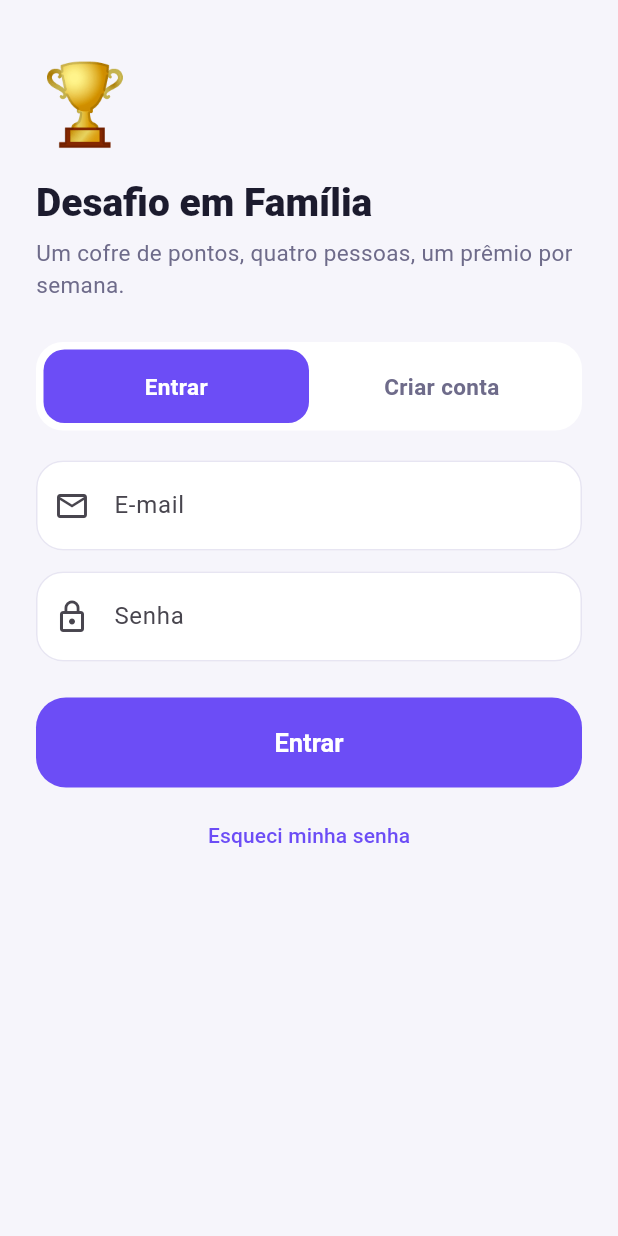
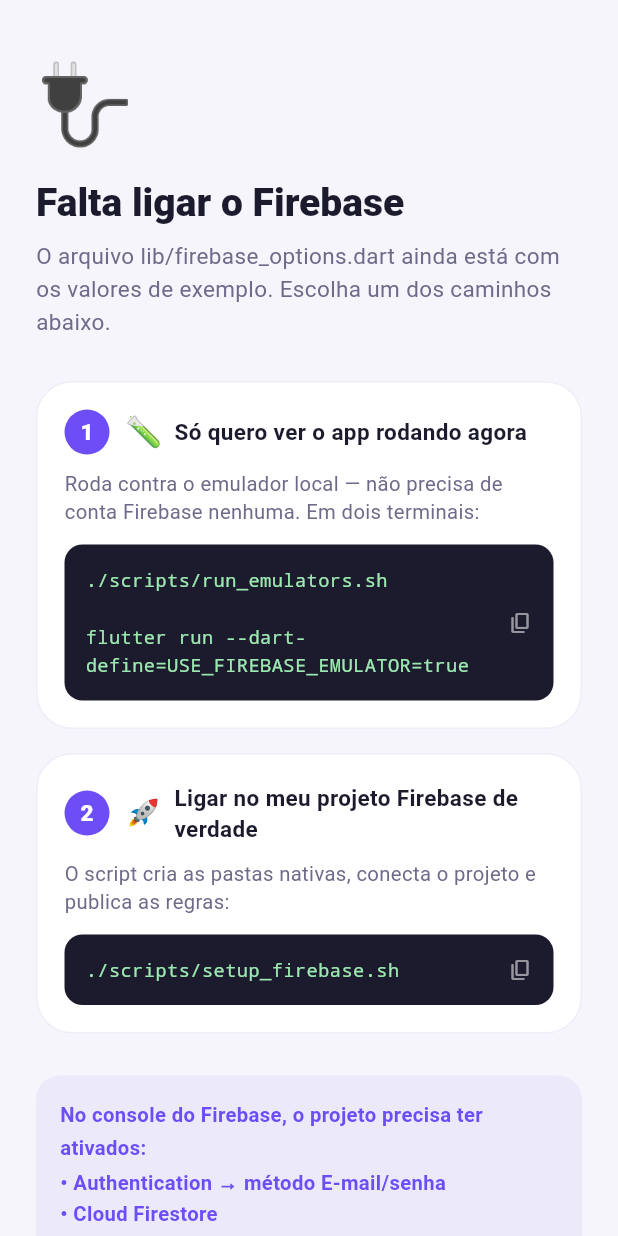
Before and after one commit to rdealzz/Desafio-em-Fam-lia, a Flutter app: the screen it shows after launch, on a phone screen of 412 x 824 dp. Run offline on Flutter 3.47's test engine with Material 3 defaults, Android fonts, the phone set to English and light mode, and no system bars; our stand-ins replace cloud_firestore, firebase_auth, firebase_core, firebase_storage, image_picker; accounts and stored records are empty.

Commit message:
Interliga o app ao Firebase: emulador, setup automatizado e tela de configuração
Fecha a ligação entre o app e o Firebase por três caminhos, escolhidos em
lib/core/config/firebase_bootstrap.dart no arranque.

Modo emulador (sem conta Firebase)
- `--dart-define=USE_FIREBASE_EMULATOR=true` aponta Auth, Firestore e Storage
  para o Firebase Emulator Suite local, usando o projeto demo-desafio-em-familia.
  O prefixo `demo-` garante que nenhuma chamada escape para a nuvem.
- scripts/run_emulators.sh sobe os emuladores com import/export em
  .emulator-data, então a família de teste sobrevive ao reinício.
- No emulador Android o host vira 10.0.2.2 automaticamente; em aparelho físico
  o IP da máquina entra por FIREBASE_EMULATOR_HOST.

Setup do projeto real
- scripts/setup_firebase.sh confere as ferramentas, gera android/ e ios/, roda
  o flutterfire configure, ajusta o nativo e publica regras e índices. Cada
  passo checa antes de mexer, então rodar de novo é seguro.
- Dois ajustes nativos que o flutter create não faz e quebram o app: minSdk 23
  (exigência do firebase_auth 5.x) e as descrições de câmera e galeria no
  Info.plist, sem as quais o iOS encerra o app ao usar o image_picker.

Arranque tolerante a falha
- main.dart não chama mais Firebase.initializeApp direto. Sem chaves ou com o
  Firebase fora do ar, o app abre uma tela de setup com o diagnóstico e os
  comandos prontos, em vez de morrer com tela branca.

Documentação
- docs/firebase_setup.md cobre os dois caminhos, os ajustes nativos, o deploy
  das regras e uma tabela de solução de problemas.
- firebase.json ganhou o bloco de emuladores; .gitignore ignora os dados locais.

Verificação
- 41 arquivos Dart parseados sem erro de sintaxe.
- Scripts shell validados com bash -n; firebase.json e índices validados.
- Regras de pontuação e de semana reexecutadas no Dart VM: 20/20.

Co-Authored-By: Claude Opus 5 <noreply@anthropic.com>
Claude-Session: https://claude.ai/code/session_019XKVGQhXagRCfJSw9JRg5L

```diff
--- /dev/null
+++ b/lib/core/config/firebase_bootstrap.dart
@@ -0,0 +1,122 @@
+import 'package:cloud_firestore/cloud_firestore.dart';
+import 'package:firebase_auth/firebase_auth.dart';
+import 'package:firebase_core/firebase_core.dart';
+import 'package:firebase_storage/firebase_storage.dart';
+import 'package:flutter/foundation.dart';
+
+import '../../firebase_options.dart';
+
+enum FirebaseStartupStatus {
+  /// Firebase conectado — pode subir o app.
+  ready,
+
+  /// `lib/firebase_options.dart` ainda está com os placeholders.
+  notConfigured,
+
+  /// As chaves existem mas a conexão falhou (projeto errado, serviço
+  /// desativado, sem rede).
+  failed,
+}
+
+class FirebaseStartup {
+  const FirebaseStartup(this.status, {this.detail = ''});
+
+  final FirebaseStartupStatus status;
+  final String detail;
+
+  bool get isReady => status == FirebaseStartupStatus.ready;
+}
+
+/// Liga o app ao Firebase — em produção ou contra o Emulator Suite.
+///
+/// Três caminhos possíveis:
+///
+/// 1. **Produção**: `flutterfire configure` preencheu `firebase_options.dart`
+///    e o app conecta no projeto real.
+/// 2. **Emulador**: `flutter run --dart-define=USE_FIREBASE_EMULATOR=true`
+///    aponta Auth, Firestore e Storage para o emulador local. Não precisa de
+///    conta Firebase nenhuma — dá para testar o app inteiro offline.
+/// 3. **Não configurado**: em vez de crashar com tela branca, o app mostra a
+///    tela de setup com o passo a passo.
+class FirebaseBootstrap {
+  const FirebaseBootstrap._();
+
+  /// Ligado com `--dart-define=USE_FIREBASE_EMULATOR=true`.
+  static const bool useEmulators =
+      bool.fromEnvironment('USE_FIREBASE_EMULATOR');
+
+  /// Só é necessário em aparelho físico, para apontar ao IP do computador:
+  /// `--dart-define=FIREBASE_EMULATOR_HOST=192.168.0.10`
+  static const String _hostOverride =
+      String.fromEnvironment('FIREBASE_EMULATOR_HOST');
+
+  static const int authPort = 9099;
+  static const int firestorePort = 8080;
+  static const int storagePort = 9199;
+
+  /// Projeto fictício do emulador. O prefixo `demo-` é reconhecido pelo
+  /// Firebase CLI: nenhuma chamada escapa para a nuvem.
+  static const String demoProjectId = 'demo-desafio-em-familia';
+
+  static const FirebaseOptions _emulatorOptions = FirebaseOptions(
+    apiKey: 'demo-api-key',
+    appId: '1:000000000000:android:0000000000000000',
+    messagingSenderId: '000000000000',
+    projectId: demoProjectId,
+    storageBucket: '$demoProjectId.appspot.com',
+  );
+
+  static String get emulatorHost {
+    if (_hostOverride.isNotEmpty) return _hostOverride;
+    // O emulador Android roda numa VM: 10.0.2.2 é o "localhost" do host.
+    if (!kIsWeb && defaultTargetPlatform == TargetPlatform.android) {
+      return '10.0.2.2';
+    }
+    return 'localhost';
+  }
+
+  /// `false` enquanto `firebase_options.dart` tiver os placeholders `COLE_...`.
+  static bool get hasRealCredentials {
+    try {
+      return !DefaultFirebaseOptions.currentPlatform.apiKey.startsWith('COLE_');
+    } catch (_) {
+      // Plataforma sem configuração gerada.
+      return false;
+    }
+  }
+
+  static Future<FirebaseStartup> initialize() async {
+    if (!useEmulators && !hasRealCredentials) {
+      return const FirebaseStartup(FirebaseStartupStatus.notConfigured);
+    }
+
+    try {
+      await Firebase.initializeApp(
+        options: useEmulators
+            ? _emulatorOptions
+            : DefaultFirebaseOptions.currentPlatform,
+      );
+
+      if (useEmulators) {
+        await _connectEmulators();
+      }
+
+      return const FirebaseStartup(FirebaseStartupStatus.ready);
+    } on FirebaseException catch (e) {
+      return FirebaseStartup(
+        FirebaseStartupStatus.failed,
+        detail: e.message ?? e.code,
+      );
+    } catch (e) {
+      return FirebaseStartup(FirebaseStartupStatus.failed, detail: '$e');
+    }
+  }
+
+  /// Precisa rodar antes de qualquer leitura/escrita — por isso fica no boot.
+  static Future<void> _connectEmulators() async {
+    final host = emulatorHost;
+    FirebaseFirestore.instance.useFirestoreEmulator(host, firestorePort);
+    await FirebaseAuth.instance.useAuthEmulator(host, authPort);
+    await FirebaseStorage.instance.useStorageEmulator(host, storagePort);
+  }
+}
--- a/lib/main.dart
+++ b/lib/main.dart
@@ -1,17 +1,13 @@
-import 'package:firebase_core/firebase_core.dart';
 import 'package:flutter/material.dart';
 import 'package:flutter/services.dart';
 import 'package:intl/date_symbol_data_local.dart';
 
 import 'app.dart';
-import 'firebase_options.dart';
+import 'core/config/firebase_bootstrap.dart';
+import 'screens/setup/firebase_setup_screen.dart';
 
 Future<void> main() async {
   WidgetsFlutterBinding.ensureInitialized();
-
-  await Firebase.initializeApp(
-    options: DefaultFirebaseOptions.currentPlatform,
-  );
 
   // Datas e números em português para todo o app.
   await initializeDateFormatting('pt_BR', null);
@@ -20,5 +16,13 @@ Future<void> main() async {
     DeviceOrientation.portraitUp,
   ]);
 
-  runApp(const DesafioEmFamiliaApp());
+  // Sem chaves ou com o Firebase fora do ar, o app abre a tela de setup em vez
+  // de morrer no arranque.
+  final startup = await FirebaseBootstrap.initialize();
+
+  runApp(
+    startup.isReady
+        ? const DesafioEmFamiliaApp()
+        : FirebaseSetupApp(startup: startup),
+  );
 }
--- /dev/null
+++ b/lib/screens/setup/firebase_setup_screen.dart
@@ -0,0 +1,245 @@
+import 'package:flutter/material.dart';
+import 'package:flutter/services.dart';
+
+import '../../core/config/firebase_bootstrap.dart';
+import '../../core/theme/app_theme.dart';
+
+/// App mínimo mostrado quando o Firebase ainda não está ligado.
+///
+/// Melhor do que crashar com tela branca: diz exatamente o que falta e qual
+/// comando resolve.
+class FirebaseSetupApp extends StatelessWidget {
+  const FirebaseSetupApp({super.key, required this.startup});
+
+  final FirebaseStartup startup;
+
+  @override
+  Widget build(BuildContext context) {
+    return MaterialApp(
+      title: 'Desafio em Família — configuração',
+      debugShowCheckedModeBanner: false,
+      theme: AppTheme.light,
+      home: FirebaseSetupScreen(startup: startup),
+    );
+  }
+}
+
+class FirebaseSetupScreen extends StatelessWidget {
+  const FirebaseSetupScreen({super.key, required this.startup});
+
+  final FirebaseStartup startup;
+
+  bool get _isFailure => startup.status == FirebaseStartupStatus.failed;
+
+  @override
+  Widget build(BuildContext context) {
+    return Scaffold(
+      body: SafeArea(
+        child: ListView(
+          padding: const EdgeInsets.fromLTRB(24, 32, 24, 32),
+          children: [
+            Text(
+              _isFailure ? '⚠️' : '🔌',
+              style: const TextStyle(fontSize: 52),
+            ),
+            const SizedBox(height: 12),
+            Text(
+              _isFailure
+                  ? 'Firebase não respondeu'
+                  : 'Falta ligar o Firebase',
+              style: Theme.of(context).textTheme.headlineMedium,
+            ),
+            const SizedBox(height: 8),
+            Text(
+              _isFailure
+                  ? 'As chaves existem, mas a conexão falhou. Confira se '
+                      'Authentication, Firestore e Storage estão ativados no '
+                      'console do projeto.'
+                  : 'O arquivo lib/firebase_options.dart ainda está com os '
+                      'valores de exemplo. Escolha um dos caminhos abaixo.',
+              style: const TextStyle(color: AppColors.inkSoft, height: 1.45),
+            ),
+
+            if (_isFailure && startup.detail.isNotEmpty) ...[
+              const SizedBox(height: 16),
+              Container(
+                width: double.infinity,
+                padding: const EdgeInsets.all(14),
+                decoration: BoxDecoration(
+                  color: AppColors.danger.withOpacity(0.10),
+                  borderRadius: BorderRadius.circular(14),
+                ),
+                child: Text(
+                  startup.detail,
+                  style: const TextStyle(
+                    fontSize: 12.5,
+                    color: AppColors.danger,
+                    height: 1.4,
+                  ),
+                ),
+              ),
+            ],
+
+            const SizedBox(height: 28),
+
+            const _SetupStep(
+              number: '1',
+              emoji: '🧪',
+              title: 'Só quero ver o app rodando agora',
+              body: 'Roda contra o emulador local — não precisa de conta '
+                  'Firebase nenhuma. Em dois terminais:',
+              command: './scripts/run_emulators.sh\n\n'
+                  'flutter run --dart-define=USE_FIREBASE_EMULATOR=true',
+            ),
+            const SizedBox(height: 16),
+            const _SetupStep(
+              number: '2',
+              emoji: '🚀',
+              title: 'Ligar no meu projeto Firebase de verdade',
+              body: 'O script cria as pastas nativas, conecta o projeto e '
+                  'publica as regras:',
+              command: './scripts/setup_firebase.sh',
+            ),
+
+            const SizedBox(height: 28),
+            Container(
+              padding: const EdgeInsets.all(16),
+              decoration: BoxDecoration(
+                color: AppColors.primary.withOpacity(0.07),
+                borderRadius: BorderRadius.circular(16),
+              ),
+              child: const Text(
+                'No console do Firebase, o projeto precisa ter ativados:\n'
+                '• Authentication → método E-mail/senha\n'
+                '• Cloud Firestore\n'
+                '• Storage',
+                style: TextStyle(
+                  fontSize: 13.5,
+                  height: 1.6,
+                  color: AppColors.primary,
+                  fontWeight: FontWeight.w600,
+                ),
+              ),
+            ),
+
+            const SizedBox(height: 20),
+            const Text(
+              'Detalhes em docs/firebase_setup.md',
+              textAlign: TextAlign.center,
+              style: TextStyle(fontSize: 12.5, color: AppColors.inkSoft),
+            ),
+          ],
+        ),
+      ),
+    );
+  }
+}
+
+class _SetupStep extends StatelessWidget {
+  const _SetupStep({
+    required this.number,
+    required this.emoji,
+    required this.title,
+    required this.body,
+    required this.command,
+  });
+
+  final String number;
+  final String emoji;
+  final String title;
+  final String body;
+  final String command;
+
+  @override
+  Widget build(BuildContext context) {
+    return Container(
+      padding: const EdgeInsets.all(18),
+      decoration: BoxDecoration(
+        color: Colors.white,
+        borderRadius: BorderRadius.circular(AppTheme.radius),
+        border: Border.all(color: const Color(0xFFEFEDF7)),
+      ),
+      child: Column(
+        crossAxisAlignment: CrossAxisAlignment.start,
+        children: [
+          Row(
+            children: [
+              Container(
+                width: 30,
+                height: 30,
+                decoration: const BoxDecoration(
+                  color: AppColors.primary,
+                  shape: BoxShape.circle,
+                ),
+                alignment: Alignment.center,
+                child: Text(
+                  number,
+                  style: const TextStyle(
+                    color: Colors.white,
+                    fontWeight: FontWeight.w800,
+                  ),
+                ),
+              ),
+              const SizedBox(width: 10),
+              Text(emoji, style: const TextStyle(fontSize: 20)),
+              const SizedBox(width: 8),
+              Expanded(
+                child: Text(
+                  title,
+                  style: const TextStyle(
+                    fontWeight: FontWeight.w700,
+                    fontSize: 15,
+                    color: AppColors.ink,
+                  ),
+                ),
+              ),
+            ],
+          ),
+          const SizedBox(height: 10),
+          Text(
+            body,
+            style: const TextStyle(
+              fontSize: 13.5,
+              height: 1.4,
+              color: AppColors.inkSoft,
+            ),
+          ),
+          const SizedBox(height: 12),
+          GestureDetector(
+            onTap: () {
+              Clipboard.setData(ClipboardData(text: command));
+              ScaffoldMessenger.of(context).showSnackBar(
+                const SnackBar(content: Text('Comando copiado')),
+              );
+            },
+            child: Container(
+              width: double.infinity,
+              padding: const EdgeInsets.all(14),
+              decoration: BoxDecoration(
+                color: AppColors.ink,
+                borderRadius: BorderRadius.circular(12),
+              ),
+              child: Row(
+                children: [
+                  Expanded(
+                    child: Text(
+                      command,
+                      style: const TextStyle(
+                        fontFamily: 'monospace',
+                        fontSize: 12.5,
+                        color: Color(0xFF9BE8B0),
+                        height: 1.5,
+                      ),
+                    ),
+                  ),
+                  const Icon(Icons.copy_rounded,
+                      size: 16, color: Colors.white54),
+                ],
+              ),
+            ),
+          ),
+        ],
+      ),
+    );
+  }
+}
```
Also changed, not shown: firebase.json, 5 other files.
